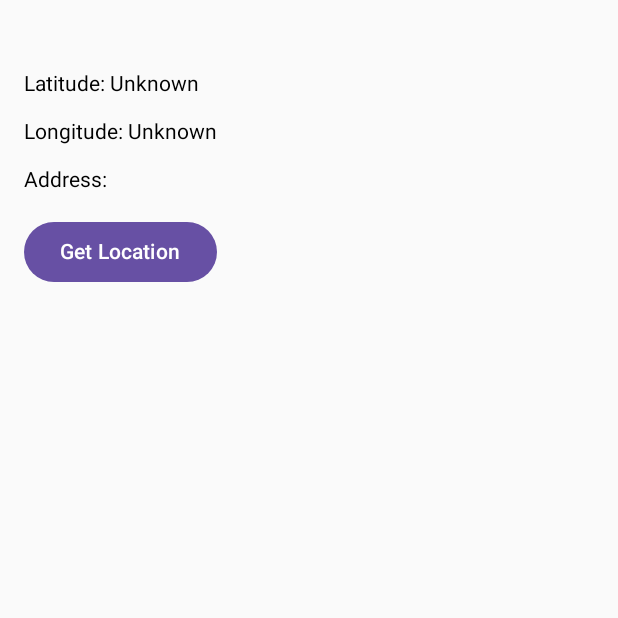
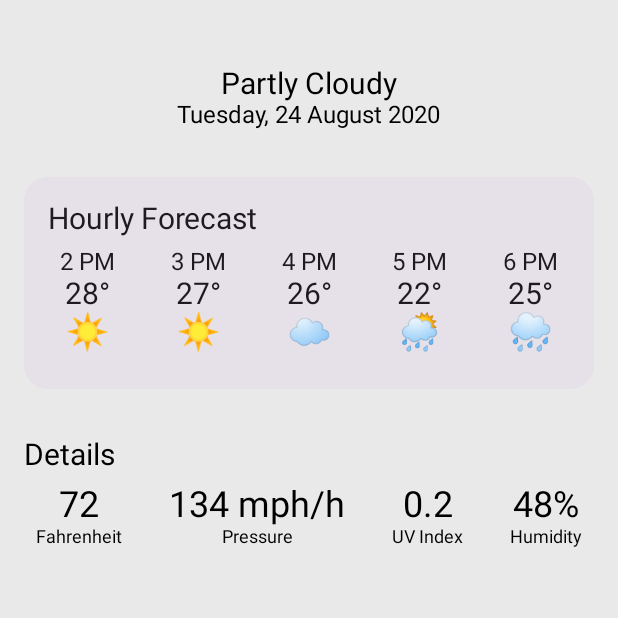
Before and after one commit to abdelrahmanelshreif/Sky-Vibe, an Android app built with Jetpack Compose: the screen it shows after launch (MainActivity), on a phone screen of 412 x 824 dp, the top half of it. Run offline under Robolectric (Android 15) with nearby library versions, the phone set to English and light mode, and no system bars.

Commit message:
adding weather response and initiating remote data source with the request of getting weather by Coordinates and initiating viewModel of Home

```diff
--- a/app/src/main/java/com/abdelrahman_elshreif/sky_vibe/MainActivity.kt
+++ b/app/src/main/java/com/abdelrahman_elshreif/sky_vibe/MainActivity.kt
@@ -1,72 +1,56 @@
 package com.abdelrahman_elshreif.sky_vibe
 
+import android.Manifest
+import android.content.Intent
+import android.net.Uri
 import android.os.Bundle
+import android.provider.Settings
 import androidx.activity.ComponentActivity
 import androidx.activity.compose.setContent
-import androidx.activity.enableEdgeToEdge
-import androidx.activity.viewModels
-import androidx.compose.foundation.layout.Arrangement
-import androidx.compose.foundation.layout.Column
-import androidx.compose.foundation.layout.fillMaxWidth
-import androidx.compose.foundation.layout.padding
-import androidx.compose.material3.Button
-import androidx.compose.material3.Text
-import androidx.compose.runtime.Composable
-import androidx.compose.runtime.collectAsState
-import androidx.compose.runtime.getValue
-import androidx.compose.ui.Modifier
-import androidx.compose.ui.unit.dp
+import androidx.activity.result.contract.ActivityResultContracts
 import androidx.lifecycle.ViewModelProvider
+import com.abdelrahman_elshreif.sky_vibe.home.view.HomeScreen
+import com.abdelrahman_elshreif.sky_vibe.home.view.WeatherApp
 import com.abdelrahman_elshreif.sky_vibe.home.viewmodel.LocationViewModel
 import com.abdelrahman_elshreif.sky_vibe.home.viewmodel.LocationViewModelFactory
-import com.abdelrahman_elshreif.sky_vibe.repo.LocationRepository
-
+import com.abdelrahman_elshreif.sky_vibe.utils.LocationUtilities
 
 class MainActivity : ComponentActivity() {
 
-//    private val factory = LocationViewModelFactory(
-//        LocationRepository(applicationContext)
-//
-//    )
-//
-//    private val locationViewModel =
-//        ViewModelProvider(
-//            this@MainActivity,
-//            factory
-//        ).get(LocationViewModel::class.java)
+    private lateinit var locationViewModel: LocationViewModel
 
-    private val locationViewModel: LocationViewModel by viewModels {
-        LocationViewModelFactory(LocationRepository(applicationContext))
-    }
+    private val requestPermissionLauncher =
+        registerForActivityResult(ActivityResultContracts.RequestPermission()) { isGranted ->
+            if (isGranted) {
+                locationViewModel.fetchLocation()
+            } else {
+                if (!shouldShowRequestPermissionRationale(Manifest.permission.ACCESS_FINE_LOCATION)) {
+                    openAppSettings()
+                }
+            }
+        }
 
     override fun onCreate(savedInstanceState: Bundle?) {
         super.onCreate(savedInstanceState)
-        enableEdgeToEdge()
+
+        locationViewModel = ViewModelProvider(
+            this,
+            LocationViewModelFactory(LocationUtilities(this))
+        ).get(LocationViewModel::class.java)
+
         setContent {
-            LocationScreen(locationViewModel)
+            WeatherApp (
+                viewModel = locationViewModel,
+                onRequestPermission = { requestPermissionLauncher.launch(Manifest.permission.ACCESS_FINE_LOCATION) }
+            )
         }
     }
-}
 
-
-@Composable
-fun LocationScreen(viewModel: LocationViewModel) {
-    val location by viewModel.loctaionFlow.collectAsState()
-    val address by viewModel.addressFlow.collectAsState()
-
-    Column(
-        modifier = Modifier
-            .fillMaxWidth()
-            .padding(vertical = 32.dp)
-            .padding(16.dp),
-        verticalArrangement = Arrangement.spacedBy(16.dp)
-    ) {
-        Text(text = "Latitude: ${location?.latitude ?: "Unknown"}")
-        Text(text = "Longitude: ${location?.longitude ?: "Unknown"}")
-        Text(text = "Address: $address")
-
-        Button(onClick = { viewModel.fetchLocation() }) {
-            Text(text = "Get Location")
-        }
+    private fun openAppSettings() {
+        val intent = Intent(
+            Settings.ACTION_APPLICATION_DETAILS_SETTINGS,
+            Uri.fromParts("package", packageName, null)
+        )
+        startActivity(intent)
     }
 }
--- a/app/src/main/java/com/abdelrahman_elshreif/sky_vibe/data/remote/ForecastingRemoteDataSource.kt
+++ b/app/src/main/java/com/abdelrahman_elshreif/sky_vibe/data/remote/ForecastingRemoteDataSource.kt
@@ -1,5 +1,16 @@
 package com.abdelrahman_elshreif.sky_vibe.data.remote
 
-class ForecastingRemoteDataSource {
+import com.abdelrahman_elshreif.sky_vibe.model.WeatherResponse
+import kotlinx.coroutines.flow.Flow
+
+@Suppress("UNCHECKED_CAST")
+class ForecastingRemoteDataSource(private val services: SkyVibeApiServices) {
+
+    suspend fun getWeatherDataOfCoordinates(
+        lat: Double,
+        lon: Double,
+    ): WeatherResponse? {
+        return services.getWeatherByCoordinates(lat, lon).body()
+    }
 
 }
--- /dev/null
+++ b/app/src/main/java/com/abdelrahman_elshreif/sky_vibe/data/remote/RetrofitHelper.kt
@@ -0,0 +1,16 @@
+package com.abdelrahman_elshreif.sky_vibe.data.remote
+
+import retrofit2.Retrofit
+import retrofit2.converter.gson.GsonConverterFactory
+
+
+object RetrofitHelper {
+    private const val BASE_URL = "https://api.openweathermap.org/data/2.5/"
+    private val retrofitInstance =
+        Retrofit.Builder()
+            .baseUrl(BASE_URL)
+            .addConverterFactory(GsonConverterFactory.create())
+            .build()
+
+    val apiservice = retrofitInstance.create(SkyVibeApiServices::class.java)
+}
--- a/app/src/main/java/com/abdelrahman_elshreif/sky_vibe/data/remote/SkyVibeApiServices.kt
+++ b/app/src/main/java/com/abdelrahman_elshreif/sky_vibe/data/remote/SkyVibeApiServices.kt
@@ -1,20 +1,18 @@
 package com.abdelrahman_elshreif.sky_vibe.data.remote
 
-import retrofit2.Retrofit
-import retrofit2.converter.gson.GsonConverterFactory
+import com.abdelrahman_elshreif.sky_vibe.model.WeatherResponse
+import retrofit2.Response
+import retrofit2.http.GET
+import retrofit2.http.Query
 
 interface SkyVibeApiServices {
 
-
-    object RetrofitHelper {
-        private const val BASE_URL = "https://api.openweathermap.org/data/2.5/"
-
-        private val retrofitInstance =
-            Retrofit.Builder()
-                .baseUrl(BASE_URL)
-                .addConverterFactory(GsonConverterFactory.create())
-                .build()
-
-        val apiservice = retrofitInstance.create(SkyVibeApiServices::class.java)
-    }
+    @GET("weather")
+    suspend fun getWeatherByCoordinates(
+        @Query("lat") latitude: Double,
+        @Query("lon") longitude: Double,
+        @Query("appid") apiKey: String = "e315959fbe479848d4ca3ee9d1301721",
+        @Query("units") units: String = "metric",
+        @Query("lang") language: String = "en"
+    ): Response<WeatherResponse>
 }
--- a/app/src/main/java/com/abdelrahman_elshreif/sky_vibe/home/view/HomeScreen.kt
+++ b/app/src/main/java/com/abdelrahman_elshreif/sky_vibe/home/view/HomeScreen.kt
@@ -1,34 +1,186 @@
 package com.abdelrahman_elshreif.sky_vibe.home.view
 
+import androidx.compose.ui.graphics.*
+import androidx.compose.foundation.background
 import androidx.compose.foundation.layout.Arrangement
 import androidx.compose.foundation.layout.Column
+import androidx.compose.foundation.layout.Row
+import androidx.compose.foundation.layout.Spacer
+import androidx.compose.foundation.layout.fillMaxSize
 import androidx.compose.foundation.layout.fillMaxWidth
+import androidx.compose.foundation.layout.height
 import androidx.compose.foundation.layout.padding
+import androidx.compose.foundation.shape.RoundedCornerShape
+import androidx.compose.material.icons.Icons
+import androidx.compose.material.icons.filled.LocationOn
 import androidx.compose.material3.Button
+import androidx.compose.material3.Card
+import androidx.compose.material3.Icon
+import androidx.compose.material3.MaterialTheme
 import androidx.compose.material3.Text
 import androidx.compose.runtime.Composable
 import androidx.compose.runtime.collectAsState
 import androidx.compose.runtime.getValue
+import androidx.compose.ui.Alignment
 import androidx.compose.ui.Modifier
+import androidx.compose.ui.graphics.Color
+import androidx.compose.ui.res.stringResource
+import androidx.compose.ui.text.font.FontWeight
+import androidx.compose.ui.tooling.preview.Preview
 import androidx.compose.ui.unit.dp
+import androidx.compose.ui.unit.sp
+import com.abdelrahman_elshreif.sky_vibe.R
 import com.abdelrahman_elshreif.sky_vibe.home.viewmodel.LocationViewModel
 
 
 @Composable
-fun LocationScreen(viewModel: LocationViewModel) {
-    val location by viewModel.loctaionFlow.collectAsState()
+fun HomeScreen(viewModel: LocationViewModel, onRequestPermission: () -> Unit) {
+    val location by viewModel.locationFlow.collectAsState()
     val address by viewModel.addressFlow.collectAsState()
 
     Column(
-        modifier = Modifier.fillMaxWidth().padding(16.dp),
+        modifier = Modifier
+            .fillMaxWidth()
+            .padding(vertical = 32.dp)
+            .padding(16.dp),
         verticalArrangement = Arrangement.spacedBy(16.dp)
     ) {
         Text(text = "Latitude: ${location?.latitude ?: "Unknown"}")
         Text(text = "Longitude: ${location?.longitude ?: "Unknown"}")
         Text(text = "Address: $address")
 
-        Button(onClick = { viewModel.fetchLocation() }) {
+        Button(onClick = { }) {
             Text(text = "Get Location")
         }
     }
 }
+
+//
+//@Preview(showBackground = true)
+@Composable
+fun WeatherApp(viewModel: LocationViewModel, onRequestPermission: () -> Unit) {
+    onRequestPermission()
+    val location by viewModel.locationFlow.collectAsState()
+    val address by viewModel.addressFlow.collectAsState()
+
+    Column(
+        modifier = Modifier
+            .fillMaxSize()
+            .background(Color(0xFFe9e9e9))
+    ) {
+        Header(address)
+        HourlyForecast()
+        WeatherDetails()
+    }
+}
+
+@Composable
+fun Header(address: String) {
+    Column(
+        modifier = Modifier
+            .fillMaxWidth()
+            .padding(16.dp),
+        horizontalAlignment = Alignment.CenterHorizontally
+    ) {
+        Text(text = address, fontSize = 24.sp)
+        Text(text = "Partly Cloudy", fontSize = 20.sp)
+        Text(text = "Tuesday, 24 August 2020", fontSize = 16.sp)
+    }
+}
+
+@Composable
+fun WeatherDetails() {
+    Column(
+        modifier = Modifier
+            .fillMaxWidth()
+            .padding(16.dp)
+    ) {
+        Text(text = stringResource(R.string.details), fontSize = 20.sp)
+        Row(
+            modifier = Modifier.fillMaxWidth(),
+            horizontalArrangement = Arrangement.SpaceBetween
+        ) {
+            WeatherDetailItem(label = "72", description = stringResource(R.string.fahrenheit))
+            WeatherDetailItem(label = "134 mph/h", description = stringResource(R.string.pressure))
+            WeatherDetailItem(label = "0.2", description = stringResource(R.string.uv_index))
+            WeatherDetailItem(label = "48%", description = stringResource(R.string.humidity))
+        }
+    }
+}
+
+@Composable
+fun WeatherDetailItem(label: String, description: String) {
+    Column(
+        modifier = Modifier
+
+            .padding(8.dp),
+        horizontalAlignment = Alignment.CenterHorizontally
+    ) {
+        Text(text = label, fontSize = 24.sp)
+        Text(text = description, fontSize = 12.sp)
+    }
+}
+
+@Composable
+fun HourlyForecast() {
+
+    Card(
+        modifier =
+        Modifier
+            .fillMaxWidth()
+            .padding(16.dp),
+        shape = RoundedCornerShape(16.dp)
+    ) {
+        Column(
+            modifier = Modifier
+                .fillMaxWidth()
+                .padding(16.dp)
+        ) {
+            Text(text = stringResource(R.string.hourly_forecast), fontSize = 20.sp)
+            Row(
+                modifier = Modifier.fillMaxWidth(),
+                horizontalArrangement = Arrangement.SpaceBetween
+            ) {
+                HourlyWeatherItem(
+                    time = "2 PM",
+                    temperature = "28°",
+                    icon = stringResource(R.string.very_sunny)
+                )
+                HourlyWeatherItem(
+                    time = "3 PM",
+                    temperature = "27°",
+                    icon = stringResource(R.string.sunny)
+                )
+                HourlyWeatherItem(
+                    time = "4 PM",
+                    temperature = "26°",
+                    icon = stringResource(R.string.cloudy)
+                )
+                HourlyWeatherItem(
+                    time = "5 PM",
+                    temperature = "22°",
+                    icon = stringResource(R.string.sun_with_clouds_with_rain)
+                )
+                HourlyWeatherItem(
+                    time = "6 PM",
+                    temperature = "25°",
+                    icon = stringResource(R.string.rainy)
+                )
+            }
+        }
+    }
+
+}
+
+@Composable
+fun HourlyWeatherItem(time: String, temperature: String, icon: String) {
+    Column(
+        modifier = Modifier
+            .padding(8.dp),
+        horizontalAlignment = Alignment.CenterHorizontally
+    ) {
+        Text(text = time, fontSize = 16.sp)
+        Text(text = temperature, fontSize = 20.sp)
+        Text(text = icon, fontSize = 24.sp)
+    }
+}
--- a/app/src/main/java/com/abdelrahman_elshreif/sky_vibe/home/viewmodel/HomeViewModel.kt
+++ b/app/src/main/java/com/abdelrahman_elshreif/sky_vibe/home/viewmodel/HomeViewModel.kt
@@ -1 +1,17 @@
 package com.abdelrahman_elshreif.sky_vibe.home.viewmodel
+
+import android.util.Log
+import androidx.lifecycle.LiveData
+import androidx.lifecycle.MutableLiveData
+import androidx.lifecycle.ViewModel
+import androidx.lifecycle.ViewModelProvider
+import androidx.lifecycle.viewModelScope
+import com.abdelrahman_elshreif.sky_vibe.repo.Repository
+import kotlinx.coroutines.Dispatchers
+import kotlinx.coroutines.launch
+
+
+class AllProductsViewModel(private val repository: Repository): ViewModel() {
+
+
+}
--- a/app/src/main/java/com/abdelrahman_elshreif/sky_vibe/home/viewmodel/HomeViewModelFactory.kt
+++ b/app/src/main/java/com/abdelrahman_elshreif/sky_vibe/home/viewmodel/HomeViewModelFactory.kt
@@ -1 +1,12 @@
 package com.abdelrahman_elshreif.sky_vibe.home.viewmodel
+
+import androidx.lifecycle.ViewModel
+import androidx.lifecycle.ViewModelProvider
+import com.abdelrahman_elshreif.sky_vibe.repo.Repository
+
+
+class HomeViewModelFactory(private val repository: Repository) : ViewModelProvider.Factory {
+    override fun <T : ViewModel> create(modelClass: Class<T>): T {
+        return HomeViewModelFactory(repository) as T
+    }
+}
--- a/app/src/main/java/com/abdelrahman_elshreif/sky_vibe/home/viewmodel/LocationViewModel.kt
+++ b/app/src/main/java/com/abdelrahman_elshreif/sky_vibe/home/viewmodel/LocationViewModel.kt
@@ -3,14 +3,30 @@ package com.abdelrahman_elshreif.sky_vibe.home.viewmodel
 import android.location.Location
 import androidx.lifecycle.ViewModel
 import androidx.lifecycle.viewModelScope
-import com.abdelrahman_elshreif.sky_vibe.repo.LocationRepository
+import com.abdelrahman_elshreif.sky_vibe.utils.LocationUtilities
 import kotlinx.coroutines.flow.MutableStateFlow
 import kotlinx.coroutines.flow.StateFlow
 import kotlinx.coroutines.launch
 
-class LocationViewModel(private val locationRepository: LocationRepository) : ViewModel() {
+class LocationUseCase(private val locationUtilities: LocationUtilities) {
+    suspend fun getCurrentLocation(): Location? {
+        return locationUtilities.getFreshLocation()
+    }
+
+    fun getAddressFromLocation(lat: Double, lon: Double): String {
+        return locationUtilities.getAddressFromLocation(lat, lon)
+    }
+
+    fun checkLocationAvailability(): Boolean {
+        return locationUtilities.checkPermissions() && locationUtilities.isLocationEnabled()
+    }
+}
+
+class LocationViewModel(
+    private val locationUseCase: LocationUseCase
+) : ViewModel() {
     private val _locationFlow = MutableStateFlow<Location?>(null)
-    val loctaionFlow: StateFlow<Location?> = _locationFlow
+    val locationFlow: StateFlow<Location?> = _locationFlow
 
     private val _addressFlow = MutableStateFlow("")
     val addressFlow: StateFlow<String> = _addressFlow
@@ -18,28 +34,20 @@ class LocationViewModel(private val locationRepository: LocationRepository) : Vi
     fun fetchLocation() {
         viewModelScope.launch {
             try {
-                if (!locationRepository.checkPermissions()) {
-                    _addressFlow.value = "Location Permission not Granted"
-                    return@launch
-                }
-                if (!locationRepository.isLocationEnabled()) {
-                    _addressFlow.value = "Location services disabled"
+                if (!locationUseCase.checkLocationAvailability()) {
+                    _addressFlow.value = "Location not available"
                     return@launch
                 }
 
-                val location = locationRepository.getFreshLocation()
+                val location = locationUseCase.getCurrentLocation()
                 _locationFlow.value = location
 
                 location?.let {
-                    _addressFlow.value =
-                        locationRepository.getAddressFromLocation(it.latitude, it.longitude)
+                    _addressFlow.value = locationUseCase.getAddressFromLocation(it.latitude, it.longitude)
                 }
             } catch (e: Exception) {
-                _addressFlow.value = "Error : ${e.message}"
+                _addressFlow.value = "Error: ${e.message}"
             }
-
         }
     }
-
-
 }
--- a/app/src/main/java/com/abdelrahman_elshreif/sky_vibe/home/viewmodel/LocationViewModelFactory.kt
+++ b/app/src/main/java/com/abdelrahman_elshreif/sky_vibe/home/viewmodel/LocationViewModelFactory.kt
@@ -2,11 +2,17 @@ package com.abdelrahman_elshreif.sky_vibe.home.viewmodel
 
 import androidx.lifecycle.ViewModel
 import androidx.lifecycle.ViewModelProvider
-import com.abdelrahman_elshreif.sky_vibe.repo.LocationRepository
+import com.abdelrahman_elshreif.sky_vibe.utils.LocationUtilities
 
 @Suppress("UNCHECKED_CAST")
-class LocationViewModelFactory(private val _repo: LocationRepository?) : ViewModelProvider.Factory {
+class LocationViewModelFactory(
+    private val locationUtilities: LocationUtilities
+) : ViewModelProvider.Factory {
     override fun <T : ViewModel> create(modelClass: Class<T>): T {
-        return _repo?.let { LocationViewModel(it) } as T
+        if (modelClass.isAssignableFrom(LocationViewModel::class.java)) {
+            val locationUseCase = LocationUseCase(locationUtilities)
+            return LocationViewModel(locationUseCase) as T
+        }
+        throw IllegalArgumentException("Unknown ViewModel class")
     }
 }
--- a/app/src/main/java/com/abdelrahman_elshreif/sky_vibe/repo/Repository.kt
+++ b/app/src/main/java/com/abdelrahman_elshreif/sky_vibe/repo/Repository.kt
@@ -2,11 +2,21 @@ package com.abdelrahman_elshreif.sky_vibe.repo
 
 import com.abdelrahman_elshreif.sky_vibe.data.local.ForecastingLocalDataSource
 import com.abdelrahman_elshreif.sky_vibe.data.remote.ForecastingRemoteDataSource
+import com.abdelrahman_elshreif.sky_vibe.model.WeatherResponse
+import kotlinx.coroutines.flow.Flow
 
+@Suppress("UNCHECKED_CAST")
 class Repository private constructor(
     private val remoteDataSource: ForecastingRemoteDataSource,
     private val localDataSource: ForecastingLocalDataSource,
 ) {
+
+    suspend fun getWeatherByCoordinates(lat: Double, lon: Double): Flow<WeatherResponse?> {
+        return remoteDataSource.getWeatherDataOfCoordinates(lat, lon) as Flow<WeatherResponse?>
+    }
+
+
+
     companion object {
         private var repository: Repository? = null
         fun getInstance(
--- a/app/src/main/java/com/abdelrahman_elshreif/sky_vibe/repo/LocationRepository.kt
+++ b/app/src/main/java/com/abdelrahman_elshreif/sky_vibe/utils/LocationUtilities.kt
@@ -1,19 +1,24 @@
-package com.abdelrahman_elshreif.sky_vibe.repo
+package com.abdelrahman_elshreif.sky_vibe.utils
 
+import android.Manifest
 import android.annotation.SuppressLint
 import android.content.Context
+import android.content.Intent
 import android.location.Geocoder
 import android.location.Location
 import android.location.LocationManager
 import android.os.Looper
+import android.provider.Settings
+import androidx.activity.result.ActivityResultLauncher
 import androidx.core.content.ContextCompat
+import androidx.core.content.ContextCompat.startActivity
 import com.google.android.gms.location.*
 import kotlinx.coroutines.suspendCancellableCoroutine
 import java.util.Locale
 import kotlin.coroutines.resume
 import kotlin.coroutines.resumeWithException
 
-class LocationRepository(private val context: Context) {
+class LocationUtilities(private val context: Context) {
 
     private val fusedClient: FusedLocationProviderClient =
         LocationServices.getFusedLocationProviderClient(context)
@@ -63,11 +68,16 @@ class LocationRepository(private val context: Context) {
                 }
             }
 
-            fusedClient.requestLocationUpdates(locationRequest, locationCallback, Looper.getMainLooper())
+            fusedClient.requestLocationUpdates(
+                locationRequest,
+                locationCallback,
+                Looper.getMainLooper()
+            )
 
             continuation.invokeOnCancellation {
                 fusedClient.removeLocationUpdates(locationCallback)
             }
         }
     }
+
 }
--- a/app/src/main/res/values/strings.xml
+++ b/app/src/main/res/values/strings.xml
@@ -1,3 +1,14 @@
 <resources>
     <string name="app_name">Sky-Vibe</string>
+    <string name="very_sunny">☀️</string>
+    <string name="sunny">☀️</string>
+    <string name="cloudy">☁️</string>
+    <string name="sun_with_clouds_with_rain">🌦️</string>
+    <string name="rainy">🌧️</string>
+    <string name="fahrenheit">Fahrenheit</string>
+    <string name="pressure">Pressure</string>
+    <string name="uv_index">UV Index</string>
+    <string name="humidity">Humidity</string>
+    <string name="hourly_forecast">Hourly Forecast</string>
+    <string name="details">Details</string>
 </resources>
```
